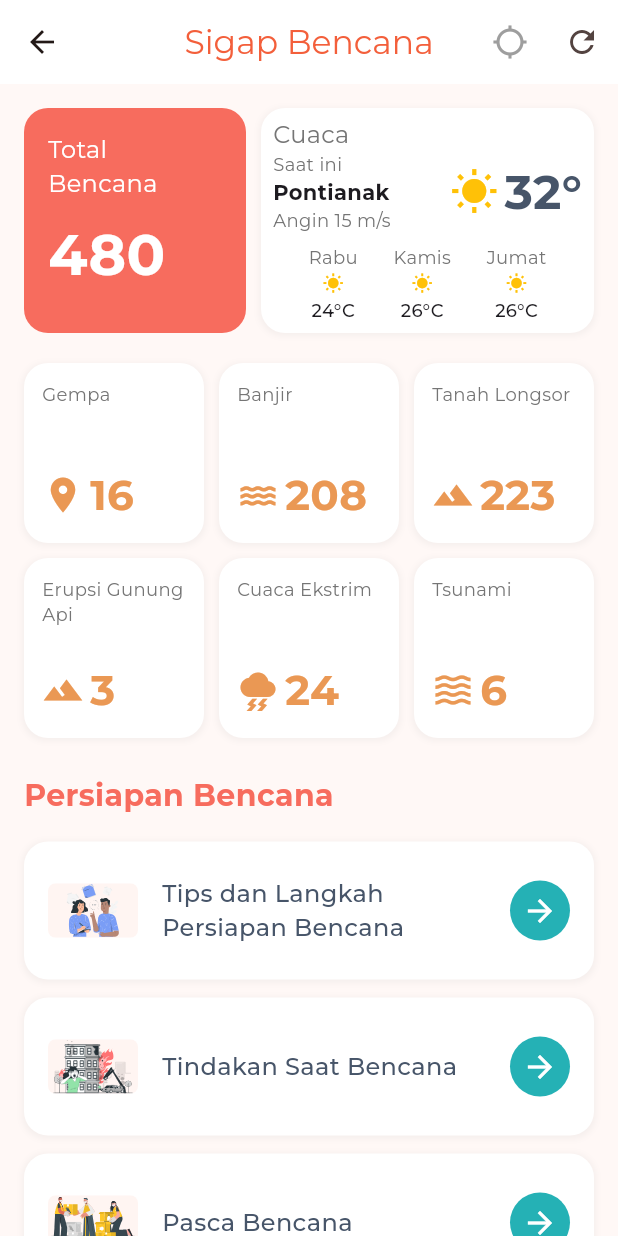
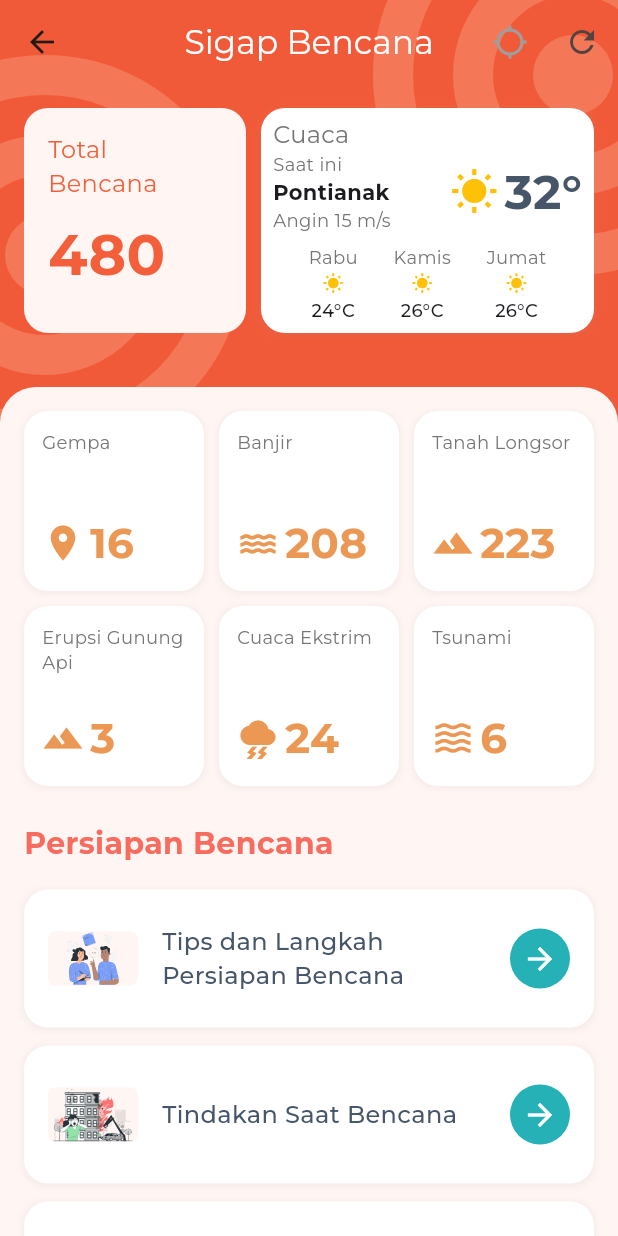
Before and after one commit to yeetologist/ev_way, a Flutter app: the DisasterView screen opened by its route, on a phone screen of 412 x 824 dp. Run offline on Flutter 3.47's test engine with Material 3 defaults, Android fonts, the phone set to English and light mode, and no system bars; our stand-ins replace cloud_firestore, firebase_auth, firebase_core, flutter_svg, geolocator, get and 1 more; accounts and stored records are empty.

Commit message:
fix: disaster page circular pattern background

```diff
--- a/lib/app/modules/disaster/views/disaster_view.dart
+++ b/lib/app/modules/disaster/views/disaster_view.dart
@@ -1,6 +1,7 @@
 import 'package:ev_way/app/modules/disaster/views/widgets/disaster_card_stat.dart';
 import 'package:ev_way/app/modules/disaster/views/widgets/preparation_card.dart';
 import 'package:ev_way/app/modules/disaster/views/widgets/weather_card.dart';
+import 'package:ev_way/app/modules/welcome/views/widgets/concentric_circles_background.dart';
 import 'package:flutter/material.dart';
 
 import 'package:get/get.dart';
@@ -12,11 +13,44 @@ class DisasterView extends GetView<DisasterController> {
   const DisasterView({super.key});
   @override
   Widget build(BuildContext context) {
-    return Scaffold(
+    return Stack(
+      children: [
+        Container(
+          height: double.infinity,
+          width: double.infinity,
+          color: const Color(0xFFF15A38),
+        ),
+        Positioned(
+          left: -70, // Move left to create partial circle
+          top: 70, // Move up to create partial circle
+          child: CustomPaint(
+            painter: ConcentricCirclesPainter(
+              primaryColor: const Color(0xFFF15A38),
+              secondaryColor: const Color(0xFFF47857),
+              circleCount: 6,
+              maxRadiusRatio: 0.8,
+            ),
+            child: SizedBox(width: 200, height: 200),
+          ),
+        ),
+        Positioned(
+          right: -70, // Move left to create partial circle
+          top: -50, // Move up to create partial circle
+          child: CustomPaint(
+            painter: ConcentricCirclesPainter(
+              primaryColor: const Color(0xFFF15A38),
+              secondaryColor: const Color(0xFFF47857),
+              circleCount: 6,
+              maxRadiusRatio: 0.8,
+            ),
+            child: SizedBox(width: 200, height: 200),
+          ),
+        ),
+        Scaffold(
           appBar: AppBar(
             title: Text(
               'Sigap Bencana',
-          style: TextStyle(color: Theme.of(context).colorScheme.primary),
+              style: TextStyle(color: Theme.of(context).colorScheme.onPrimary),
             ),
             actions: [
               LocationButton(),
@@ -31,19 +65,32 @@ class DisasterView extends GetView<DisasterController> {
                 },
               ),
             ],
+            backgroundColor: Colors.transparent,
             centerTitle: true,
-        backgroundColor: Theme.of(context).colorScheme.onPrimary,
+            elevation: 0, // Remove AppBar shadow
           ),
+          backgroundColor: Colors.transparent,
           body: SingleChildScrollView(
-        child: Padding(
-          padding: const EdgeInsets.all(16.0),
             child: Column(
               crossAxisAlignment: CrossAxisAlignment.start,
               children: [
                 // Weather and total disasters section
-              _buildTopSection(),
+                Padding(
+                  padding: const EdgeInsets.all(16.0),
+                  child: _buildTopSection(context),
+                ),
                 const SizedBox(height: 20),
-
+                DecoratedBox(
+                  decoration: BoxDecoration(
+                    color: Theme.of(context).colorScheme.primaryContainer,
+                    borderRadius: BorderRadius.only(
+                        topLeft: Radius.circular(24),
+                        topRight: Radius.circular(24)),
+                  ),
+                  child: Padding(
+                    padding: const EdgeInsets.all(16.0),
+                    child: Column(
+                      children: [
                         // Disaster types grid
                         _buildDisasterGrid(),
                         const SizedBox(height: 24),
@@ -54,10 +101,15 @@ class DisasterView extends GetView<DisasterController> {
                     ),
                   ),
                 ),
+              ],
+            ),
+          ),
+        ),
+      ],
     );
   }
 
-  Widget _buildTopSection() {
+  Widget _buildTopSection(BuildContext context) {
     return Row(
       children: [
         // Total disasters card
@@ -66,7 +118,7 @@ class DisasterView extends GetView<DisasterController> {
           child: Container(
             height: 150,
             decoration: BoxDecoration(
-              color: const Color(0xFFF76C5E),
+              color: Theme.of(context).colorScheme.primaryContainer,
               borderRadius: BorderRadius.circular(16),
             ),
             child: Padding(
@@ -74,18 +126,18 @@ class DisasterView extends GetView<DisasterController> {
               child: Column(
                 crossAxisAlignment: CrossAxisAlignment.start,
                 children: [
-                  const Text(
+                  Text(
                     'Total Bencana',
                     style: TextStyle(
-                      color: Colors.white,
+                      color: Theme.of(context).colorScheme.primary,
                       fontSize: 16,
                     ),
                   ),
                   const SizedBox(height: 8),
                   Obx(() => Text(
                         '${controller.totalDisasters.value}',
-                        style: const TextStyle(
-                          color: Colors.white,
+                        style: TextStyle(
+                          color: Theme.of(context).colorScheme.primary,
                           fontSize: 38,
                           fontWeight: FontWeight.bold,
                         ),
--- a/lib/app/modules/disaster/views/widgets/weather_card.dart
+++ b/lib/app/modules/disaster/views/widgets/weather_card.dart
@@ -155,7 +155,7 @@ class WeatherCard extends StatelessWidget {
           controller.getWeatherIconFromBmkg(forecast, size: 14.0),
           const SizedBox(height: 2),
           Text(
-            "${forecast.t.round().toString()}°C",
+            "${forecast.t.round().toString()}°",
             style: const TextStyle(
               fontSize: 12,
               fontWeight: FontWeight.w500,
```
Also changed, not shown: lib/app/modules/welcome/views/widgets/concentric_circles_background.dart (+87 -19 lines). Lines whose indentation alone changed are shown as unchanged.
